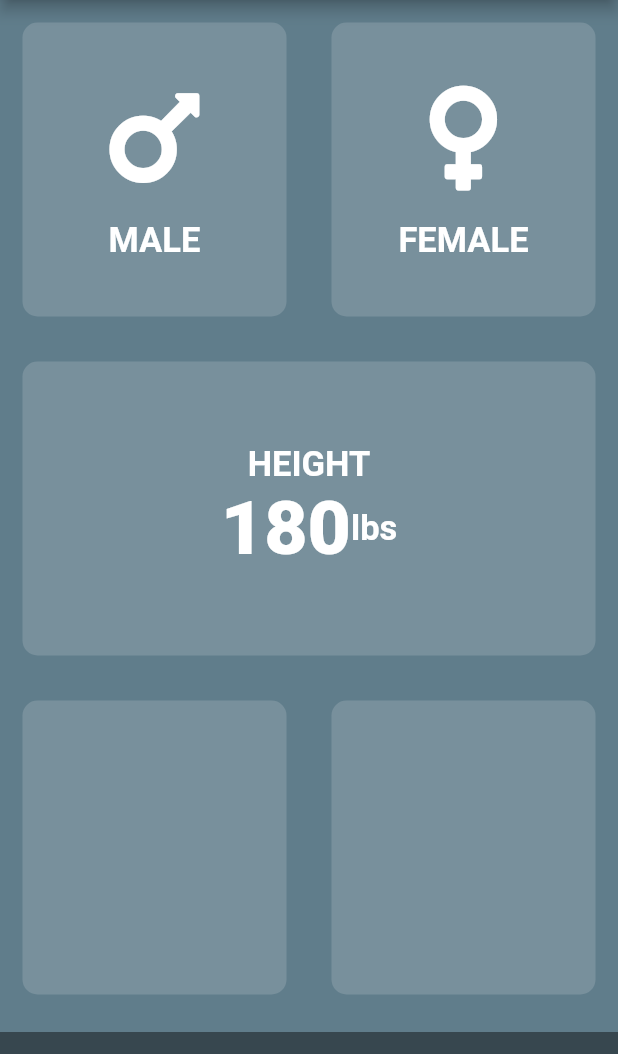
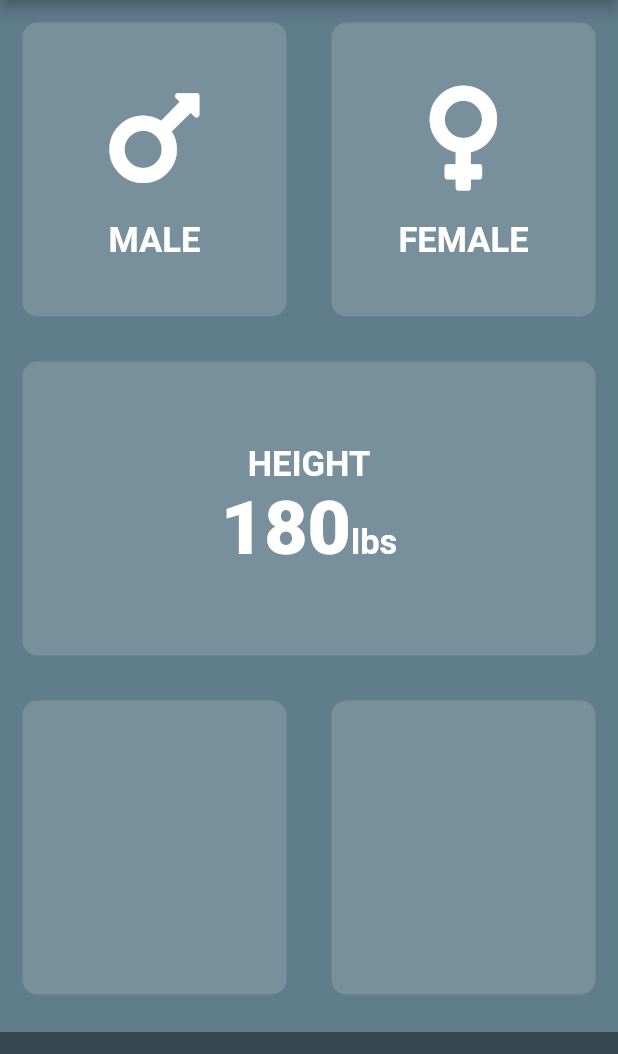
Before and after one commit to apphow/bmi_app, a Flutter app: the screen it shows after launch, on a phone screen of 412 x 824 dp, the part 84-1138 px from its top. Run offline on Flutter 3.47's test engine with Material 2 defaults, Android fonts, the light colour scheme and no system bars; our stand-ins replace font_awesome_flutter.

Commit message:
corrected the error to let flutter know what element to align. Aligned with TextBaseline.alphabetic

```diff
--- a/lib/input_page.dart
+++ b/lib/input_page.dart
@@ -86,6 +86,8 @@ class _InputPageState extends State<InputPage> {
                           ),
                           Row(
                               mainAxisAlignment: MainAxisAlignment.center,
+                              crossAxisAlignment: CrossAxisAlignment.baseline,
+                              textBaseline: TextBaseline.alphabetic,
                               children: <Widget>[
                                 Text(
                                   '180',
```
